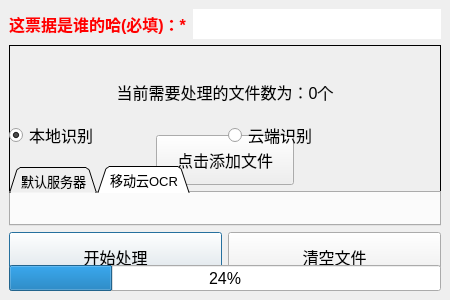
Old version of the form ui/MainWindow.ui in the repository mukangt/InvoiceTool.
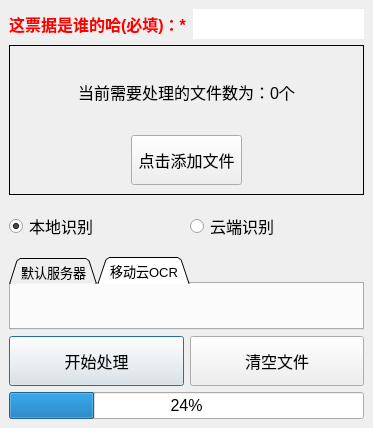
New version of the form. The open tabs and pages were chosen to show the change.

```diff
--- a/ui/MainWindow.ui
+++ b/ui/MainWindow.ui
@@ -6,8 +6,8 @@
    <rect>
     <x>0</x>
     <y>0</y>
-    <width>450</width>
-    <height>300</height>
+    <width>373</width>
+    <height>425</height>
    </rect>
   </property>
   <property name="sizePolicy">
@@ -18,14 +18,8 @@
   </property>
   <property name="minimumSize">
    <size>
-    <width>450</width>
-    <height>300</height>
-   </size>
-  </property>
-  <property name="maximumSize">
-   <size>
-    <width>450</width>
-    <height>425</height>
+    <width>0</width>
+    <height>0</height>
    </size>
   </property>
   <property name="font">
@@ -37,15 +31,12 @@
    <string>票据小工具</string>
   </property>
   <widget class="QWidget" name="centralwidget">
-   <property name="sizePolicy">
-    <sizepolicy hsizetype="Fixed" vsizetype="Fixed">
-     <horstretch>0</horstretch>
-     <verstretch>0</verstretch>
-    </sizepolicy>
-   </property>
-   <layout class="QVBoxLayout" name="verticalLayout">
-    <item>
+   <layout class="QGridLayout" name="gridLayout_3">
+    <item row="0" column="0">
      <layout class="QHBoxLayout" name="horizontalLayout_3">
+      <property name="sizeConstraint">
+       <enum>QLayout::SetMinimumSize</enum>
+      </property>
       <item>
        <widget class="QLabel" name="label_userName">
         <property name="sizePolicy">
@@ -125,7 +116,7 @@
       </item>
      </layout>
     </item>
-    <item>
+    <item row="1" column="0">
      <widget class="QFrame" name="frame">
       <property name="sizePolicy">
        <sizepolicy hsizetype="MinimumExpanding" vsizetype="Fixed">
@@ -239,7 +230,7 @@
       </layout>
      </widget>
     </item>
-    <item>
+    <item row="2" column="0">
      <layout class="QHBoxLayout" name="horizontalLayout">
       <item>
        <widget class="QRadioButton" name="radioButton_local">
@@ -297,7 +288,7 @@
       </item>
      </layout>
     </item>
-    <item>
+    <item row="3" column="0">
      <widget class="QTabWidget" name="tabWidget">
       <property name="enabled">
        <bool>true</bool>
@@ -352,7 +343,7 @@
       </widget>
      </widget>
     </item>
-    <item>
+    <item row="4" column="0">
      <layout class="QGridLayout" name="gridLayout">
       <item row="0" column="0">
        <widget class="QPushButton" name="pushButton_start">
```
Left out of the diff: 2 changed lines with no effect on the pictures.
